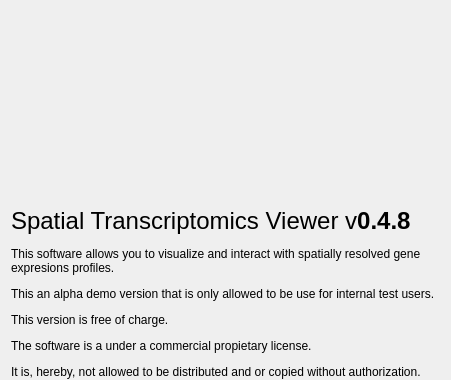
The window that assets/ui/aboutdialog.ui (jfnavarro/st_viewer) describes before a commit, drawn with Qt 5; both pictures show x 0 to 451 and y 0 to 380 of the 451 by 714 pixel window.
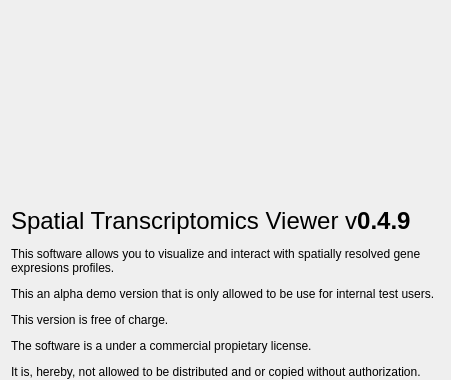
The same window after the commit. Icons and pictures are not drawn.

```diff
--- a/assets/ui/aboutdialog.ui
+++ b/assets/ui/aboutdialog.ui
@@ -65,7 +65,7 @@
         <bool>true</bool>
        </property>
        <property name="text">
-        <string>&lt;html&gt;&lt;head/&gt;&lt;body&gt;&lt;p&gt;&lt;span style=&quot; font-size:18pt;&quot;&gt;Spatial Transcriptomics Viewer v&lt;/span&gt;&lt;span style=&quot; font-size:18pt; font-weight:600;&quot;&gt;0.4.8&lt;/span&gt;&lt;/p&gt;&lt;p&gt;This software allows you to visualize and interact with spatially resolved gene expresions profiles.&lt;/p&gt;&lt;p&gt;This an alpha demo version that is only allowed to be use for internal test users.&lt;/p&gt;&lt;p&gt;This version is free of charge.&lt;/p&gt;&lt;p&gt;The software is a under a commercial propietary license. &lt;/p&gt;&lt;p&gt;It is, hereby, not allowed to be distributed and or copied without authorization. &lt;/p&gt;&lt;p&gt;Read LICENSE for more information about the licensing terms.&lt;/p&gt;&lt;p&gt;Please report bug, feedback, question and errors to : &lt;span style=&quot; font-weight:600;&quot;&gt;jose.fernandez.navarro@scilifelab.se&lt;/span&gt;&lt;/p&gt;&lt;p&gt;The software is using Qt 5 under a LGLP license.&lt;/p&gt;&lt;p&gt;Spatial Transcriptomics Software Team.&lt;/p&gt;&lt;/body&gt;&lt;/html&gt;</string>
+        <string>&lt;html&gt;&lt;head/&gt;&lt;body&gt;&lt;p&gt;&lt;span style=&quot; font-size:18pt;&quot;&gt;Spatial Transcriptomics Viewer v&lt;/span&gt;&lt;span style=&quot; font-size:18pt; font-weight:600;&quot;&gt;0.4.9&lt;/span&gt;&lt;/p&gt;&lt;p&gt;This software allows you to visualize and interact with spatially resolved gene expresions profiles.&lt;/p&gt;&lt;p&gt;This an alpha demo version that is only allowed to be use for internal test users.&lt;/p&gt;&lt;p&gt;This version is free of charge.&lt;/p&gt;&lt;p&gt;The software is a under a commercial propietary license. &lt;/p&gt;&lt;p&gt;It is, hereby, not allowed to be distributed and or copied without authorization. &lt;/p&gt;&lt;p&gt;Read LICENSE for more information about the licensing terms.&lt;/p&gt;&lt;p&gt;Please report bug, feedback, question and errors to : &lt;span style=&quot; font-weight:600;&quot;&gt;jose.fernandez.navarro@scilifelab.se&lt;/span&gt;&lt;/p&gt;&lt;p&gt;The software is using Qt 5 under a LGLP license.&lt;/p&gt;&lt;p&gt;Spatial Transcriptomics Software Team.&lt;/p&gt;&lt;/body&gt;&lt;/html&gt;</string>
        </property>
        <property name="textFormat">
         <enum>Qt::AutoText</enum>
```
